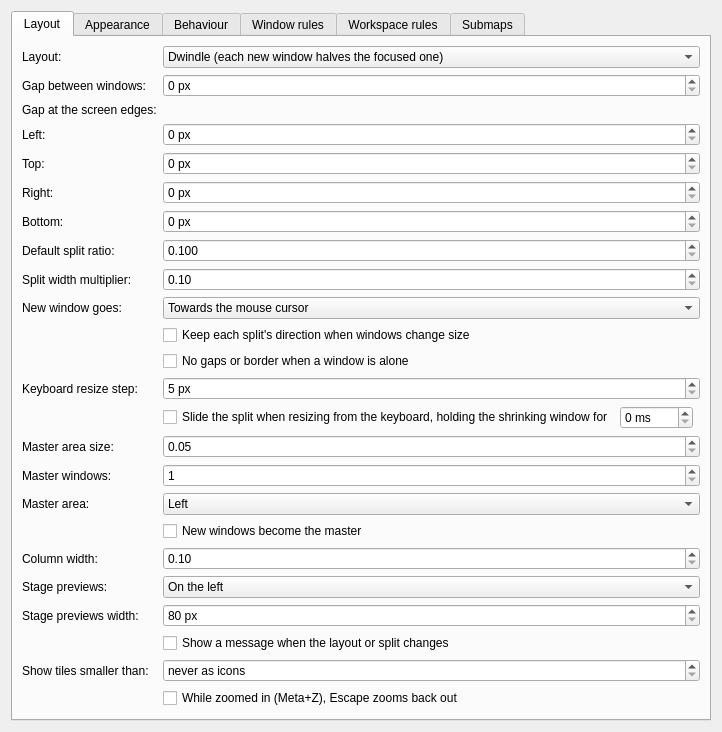
DGBooth/HyprKwin, file package/contents/ui/config.ui: the form before one commit.
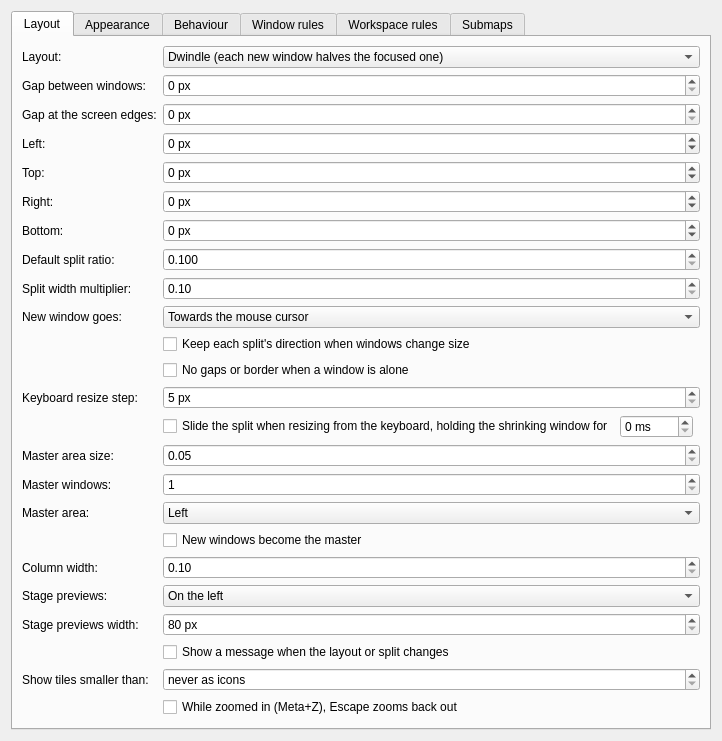
The form after the commit. Custom widgets are drawn as their Qt base class.

Patch:
```diff
--- a/package/contents/ui/config.ui
+++ b/package/contents/ui/config.ui
@@ -38,6 +38,13 @@
        <item row="2" column="0">
         <widget class="QLabel" name="gapsOutLabel"><property name="text"><string>Gap at the screen edges:</string></property></widget>
        </item>
+       <item row="2" column="1">
+        <widget class="QSpinBox" name="kcfg_GapsOut">
+         <property name="suffix"><string> px</string></property>
+         <property name="maximum"><number>400</number></property>
+         <property name="toolTip"><string>Default gap for every side. Sides left at "same as edges" follow this value; sides with their own value keep it.</string></property>
+        </widget>
+       </item>
        <item row="3" column="0">
         <widget class="QLabel" name="gapsOutLeftLabel">
          <property name="text"><string>Left:</string></property>
@@ -48,6 +55,8 @@
         <widget class="QSpinBox" name="kcfg_GapsOutLeft">
          <property name="suffix"><string> px</string></property>
          <property name="maximum"><number>400</number></property>
+         <property name="minimum"><number>-1</number></property>
+         <property name="specialValueText"><string>same as edges</string></property>
         </widget>
        </item>
        <item row="4" column="0">
@@ -60,6 +69,8 @@
         <widget class="QSpinBox" name="kcfg_GapsOutTop">
          <property name="suffix"><string> px</string></property>
          <property name="maximum"><number>400</number></property>
+         <property name="minimum"><number>-1</number></property>
+         <property name="specialValueText"><string>same as edges</string></property>
         </widget>
        </item>
        <item row="5" column="0">
@@ -72,6 +83,8 @@
         <widget class="QSpinBox" name="kcfg_GapsOutRight">
          <property name="suffix"><string> px</string></property>
          <property name="maximum"><number>400</number></property>
+         <property name="minimum"><number>-1</number></property>
+         <property name="specialValueText"><string>same as edges</string></property>
         </widget>
        </item>
        <item row="6" column="0">
@@ -84,6 +97,8 @@
         <widget class="QSpinBox" name="kcfg_GapsOutBottom">
          <property name="suffix"><string> px</string></property>
          <property name="maximum"><number>400</number></property>
+         <property name="minimum"><number>-1</number></property>
+         <property name="specialValueText"><string>same as edges</string></property>
         </widget>
        </item>
        <item row="7" column="0">
```
